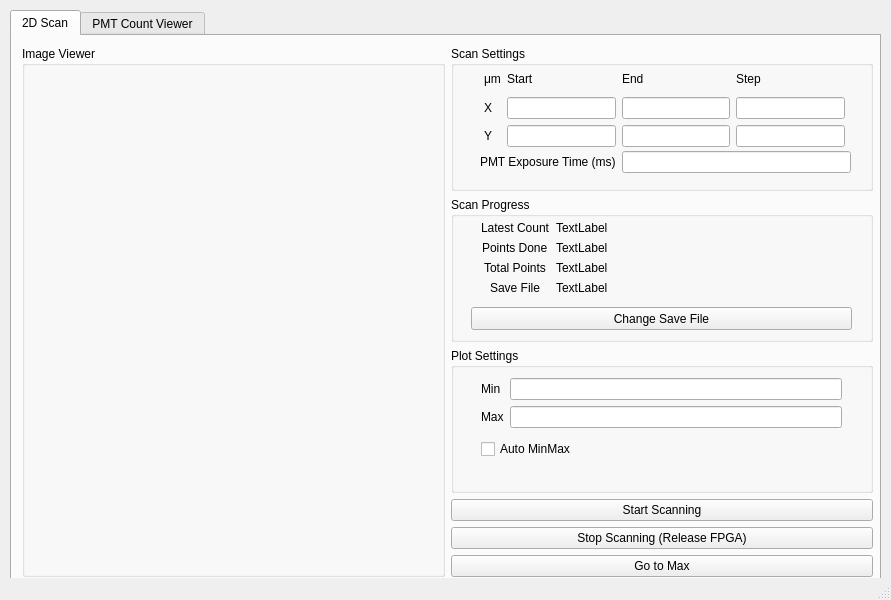
Above: PMT_GUI.ui from jaeunkim/pmt-gui before the change. Below: the same form after it.
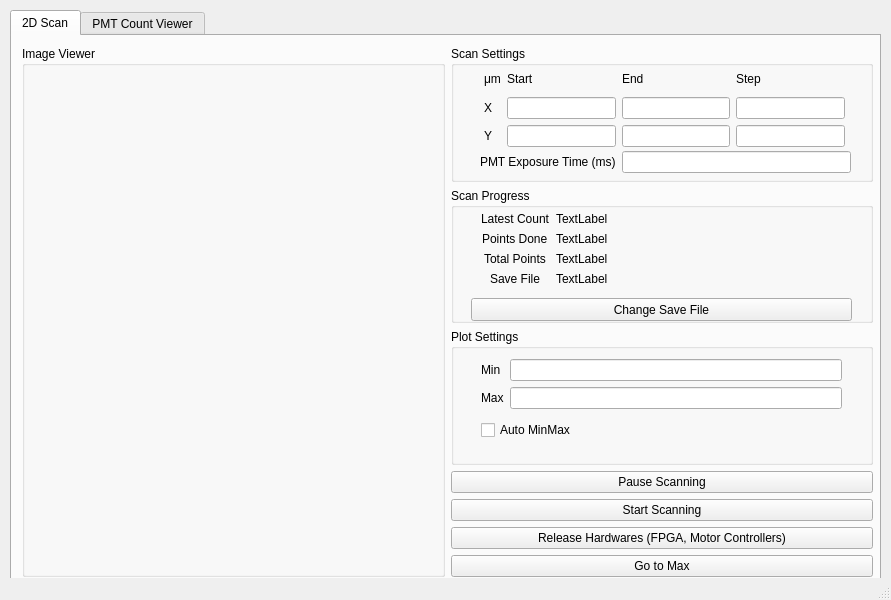
That is the form after the change.

Commit message: added a pause/resume button

What changed in the file:
```diff
--- a/PMT_GUI.ui
+++ b/PMT_GUI.ui
@@ -67,7 +67,7 @@
          </layout>
         </item>
         <item>
-         <layout class="QVBoxLayout" name="verticalLayout_2" stretch="4,4,4,1,1,1">
+         <layout class="QVBoxLayout" name="verticalLayout_2" stretch="4,4,4,0,1,1,1">
           <item>
            <widget class="QGroupBox" name="groupBox">
             <property name="title">
@@ -313,6 +313,13 @@
             </widget>
            </widget>
           </item>
+          <item>
+           <widget class="QPushButton" name="BTN_pause_or_resume_scanning">
+            <property name="text">
+             <string>Pause Scanning</string>
+            </property>
+           </widget>
+          </item>
           <item>
            <widget class="QPushButton" name="BTN_start_scanning">
             <property name="text">
@@ -323,7 +330,7 @@
           <item>
            <widget class="QPushButton" name="BTN_stop_scanning">
             <property name="text">
-             <string>Stop Scanning (Release FPGA)</string>
+             <string>Release Hardwares (FPGA, Motor Controllers)</string>
             </property>
            </widget>
           </item>
```
The commit also changes 1 other file.
